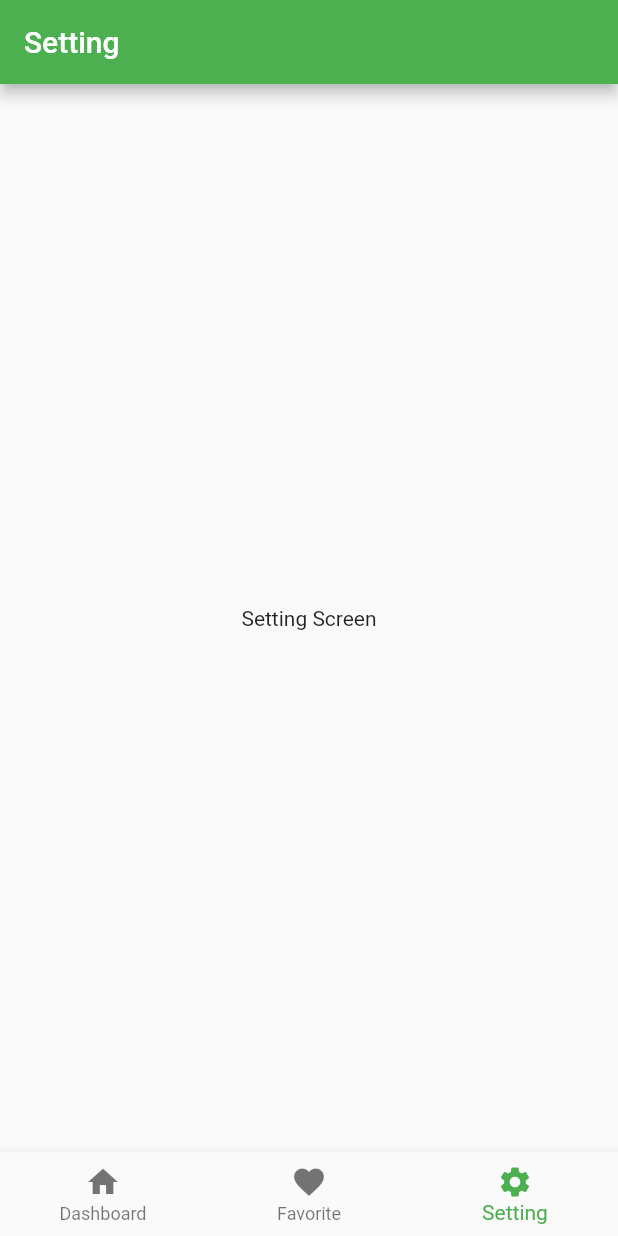
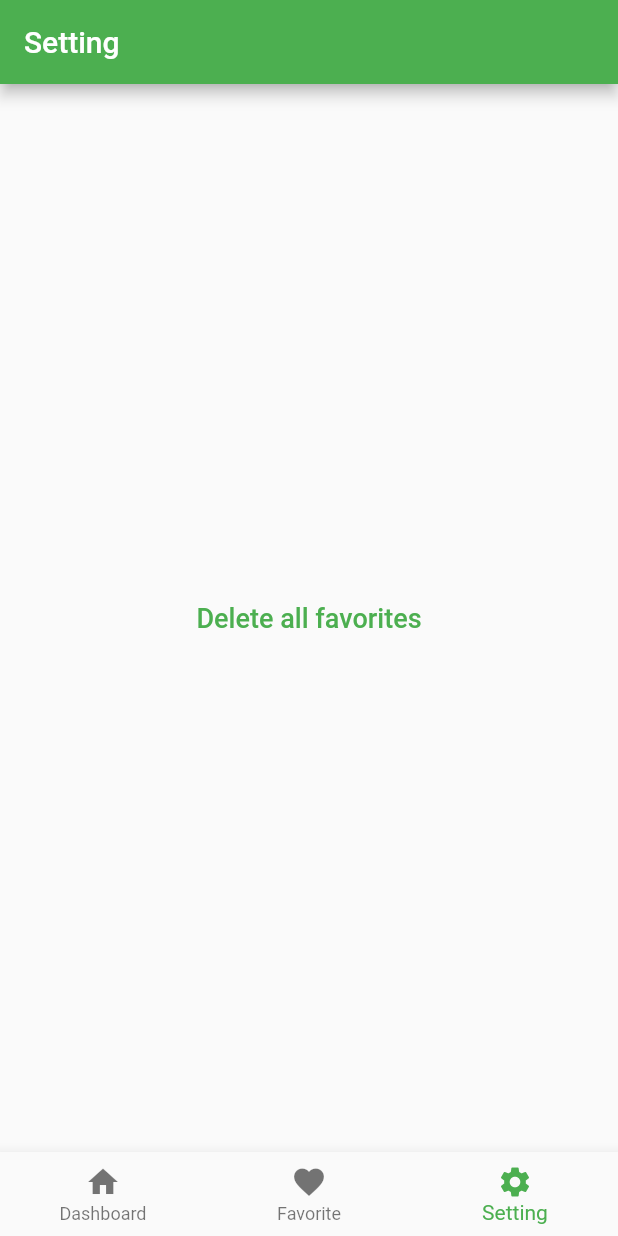
Before and after one commit to minhnhatvdl/flutter_github_app, a Flutter app: the screen it shows after launch, item 3 of the bottom bar chosen, on a phone screen of 412 x 824 dp. Run offline on Flutter 3.47's test engine with Material 2 defaults, Android fonts, the phone set to English and light mode, and no system bars.

Commit message:
handle click on favorite repos and a loading when search username github

```diff
--- a/lib/main.dart
+++ b/lib/main.dart
@@ -2,6 +2,7 @@ import 'package:flutter/material.dart';
 import 'package:provider/provider.dart';
 import './navigation/tabsbar_navigator.dart';
 import './providers/list_repos_provider.dart';
+import './providers/list_favorite_repos_provider.dart';
 
 void main() => runApp(MyApp());
 
@@ -12,6 +13,9 @@ class MyApp extends StatelessWidget {
       providers: [
         ChangeNotifierProvider.value(
           value: ListReposProvider(),
+        ),
+        ChangeNotifierProvider.value(
+          value: ListFavoriteReposProvider(),
         )
       ],
       child: MaterialApp(
@@ -20,9 +24,13 @@ class MyApp extends StatelessWidget {
           primarySwatch: Colors.green,
           accentColor: Colors.white,
           textTheme: TextTheme(
-            title: TextStyle(
-                fontSize: 18, fontWeight: FontWeight.bold, color: Colors.green),
-          ),
+
+              title: TextStyle(
+                  fontSize: 18,
+                  fontWeight: FontWeight.bold,
+                  color: Colors.green),
+              button: TextStyle(fontSize: 18, color: Colors.green)),
+
         ),
       ),
     );
--- a/lib/models/repos.dart
+++ /dev/null
@@ -1,18 +0,0 @@
-import 'package:flutter/material.dart';
-
-class Repos {
-  final int id;
-  final String name;
-  final String description;
-  final String owner;
-  final String dateCreation;
-  final bool isFavorite;
-
-  Repos(
-      {@required this.id,
-      @required this.name,
-      @required this.description,
-      @required this.owner,
-      @required this.dateCreation,
-      this.isFavorite = false});
-}
--- a/lib/navigation/tabsbar_navigator.dart
+++ b/lib/navigation/tabsbar_navigator.dart
@@ -48,6 +48,7 @@ class _TabsbarNavigatorState extends State<TabsbarNavigator> {
       appBar: appBar,
       body: Container(
         height: MediaQuery.of(context).size.height - appBar.preferredSize.height,
+        padding: EdgeInsets.all(10),
         child: _listTabsbar[_indexTabsbar]['body'],
       ),
       bottomNavigationBar: BottomNavigationBar(
--- a/lib/providers/list_repos_provider.dart
+++ b/lib/providers/list_repos_provider.dart
@@ -1,24 +1,35 @@
 import 'dart:convert';
 import 'package:flutter/material.dart';
+import 'package:flutter_github_app/providers/list_favorite_repos_provider.dart';
 import 'package:http/http.dart' as http;
-import '../models/repos.dart';
+import 'package:provider/provider.dart';
+import './repos_provider.dart';
 
 class ListReposProvider with ChangeNotifier {
-  List<Repos> _listRepos = [];
-  List<Repos> get listRepos => _listRepos;
-
+  // list of repos
+  List<ReposProvider> _listRepos = [];
+  List<ReposProvider> get listRepos => _listRepos;
+  // username
   String _username = '';
   String get username => _username;
-
+  // is loading
+  bool _isLoading = false;
+  bool get isLoading => _isLoading;
+  // get list of repos
   Future<void> getListRepos(String value) async {
-    final String url = 'https://api.github.com/users/$value/repos';
+    final String url =
+        'https://api.github.com/users/$value/repos?client_id=8af6a1ce7f7702adce07&client_secret=45ba3b1f678b24b5e0dc38fc9a1f9049113f95ef';
     _username = value;
     try {
+      _isLoading = true;
+      notifyListeners();
+
       final response = await http.get(url);
       final data = json.decode(response.body);
-      final List<Repos> result = [];
+      // list of repos
+      final List<ReposProvider> result = [];
       data.forEach((e) {
-        result.add(Repos(
+        result.add(ReposProvider(
           id: e['id'],
           name: e['name'],
           description: e['description'],
@@ -27,9 +38,10 @@ class ListReposProvider with ChangeNotifier {
         ));
       });
       _listRepos = result;
-      notifyListeners();
     } catch (error) {
       _listRepos = [];
+    } finally {
+      _isLoading = false;
       notifyListeners();
     }
   }
--- /dev/null
+++ b/lib/providers/repos_provider.dart
@@ -0,0 +1,17 @@
+import 'package:flutter/material.dart';
+
+class ReposProvider with ChangeNotifier {
+  final int id;
+  final String name;
+  final String description;
+  final String owner;
+  final String dateCreation;
+
+  ReposProvider({
+    @required this.id,
+    @required this.name,
+    @required this.description,
+    @required this.owner,
+    @required this.dateCreation,
+  });
+}
--- a/lib/screens/favorite_screen.dart
+++ b/lib/screens/favorite_screen.dart
@@ -1,10 +1,9 @@
 import 'package:flutter/material.dart';
+import '../widgets/list_favorite_repos.dart';
 
 class FavoriteScreen extends StatelessWidget {
   @override
   Widget build(BuildContext context) {
-    return Center(
-      child: Text('Favorite Screen'),
-    );
+    return ListFavoriteRepos();
   }
 }
--- a/lib/screens/setting_screen.dart
+++ b/lib/screens/setting_screen.dart
@@ -1,10 +1,9 @@
 import 'package:flutter/material.dart';
+import '../widgets/setting.dart';
 
 class SettingScreen extends StatelessWidget {
   @override
   Widget build(BuildContext context) {
-    return Center(
-      child: Text('Setting Screen'),
-    );
+    return Setting();
   }
 }
--- /dev/null
+++ b/lib/widgets/setting.dart
@@ -0,0 +1,46 @@
+import 'package:flutter/material.dart';
+import 'package:provider/provider.dart';
+import '../providers/list_favorite_repos_provider.dart';
+
+class Setting extends StatelessWidget {
+  @override
+  Widget build(BuildContext context) {
+    final deleteListFavoriteRepos =
+        Provider.of<ListFavoriteReposProvider>(context, listen: false)
+            .deleteListFavoriteRepos;
+    return Center(
+      child: FlatButton(
+        onPressed: () => showDialog(
+            context: context,
+            builder: (_) => AlertDialog(
+                  title: Text('Alert'),
+                  content: Text(
+                      'Do you want to delete all favorites repositories ?'),
+                  actions: <Widget>[
+                    FlatButton(
+                      onPressed: () => Navigator.of(context).pop(),
+                      child: Text(
+                        'No',
+                        style: Theme.of(context).textTheme.button,
+                      ),
+                    ),
+                    FlatButton(
+                      onPressed: () {
+                        deleteListFavoriteRepos();
+                        Navigator.of(context).pop();
+                      },
+                      child: Text(
+                        'Yes',
+                        style: Theme.of(context).textTheme.button,
+                      ),
+                    ),
+                  ],
+                )),
+        child: Text(
+          'Delete all favorites',
+          style: Theme.of(context).textTheme.button,
+        ),
+      ),
+    );
+  }
+}
```
Also changed, not shown: lib/providers/list_favorite_repos_provider.dart (added, +25 -0 lines), lib/screens/home_screen.dart (+9 -9 lines), lib/widgets/list_favorite_repos.dart (added, +18 -0 lines), lib/widgets/list_repos.dart (+15 -29 lines), lib/widgets/repos_item.dart (+28 -19 lines), lib/widgets/search_bar.dart (+3 -8 lines).
